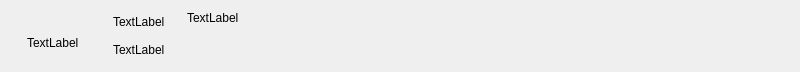
Before: the Qt Designer form src/libtomahawk/playlist/infobar/infobar.ui in tomahawk-player/tomahawk, drawn with Qt 5.
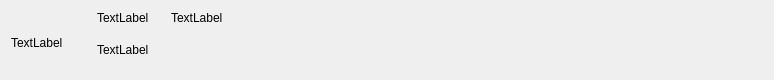
After: the same form once the commit is applied. Custom widgets are drawn as their Qt base class.

```diff
--- a/src/libtomahawk/playlist/infobar/infobar.ui
+++ b/src/libtomahawk/playlist/infobar/infobar.ui
@@ -6,8 +6,8 @@
    <rect>
     <x>0</x>
     <y>0</y>
-    <width>800</width>
-    <height>72</height>
+    <width>774</width>
+    <height>80</height>
    </rect>
   </property>
   <property name="sizePolicy">
@@ -25,23 +25,12 @@
   <property name="windowTitle">
    <string>InfoBar</string>
   </property>
-  <layout class="QHBoxLayout" name="horizontalLayout" stretch="0,0,0,1,0,99,0">
+  <layout class="QVBoxLayout" name="verticalLayout_3">
    <item>
-    <spacer name="horizontalSpacer_3">
-     <property name="orientation">
-      <enum>Qt::Horizontal</enum>
+    <layout class="QHBoxLayout" name="horizontalLayout">
+     <property name="sizeConstraint">
+      <enum>QLayout::SetDefaultConstraint</enum>
      </property>
-     <property name="sizeType">
-      <enum>QSizePolicy::Fixed</enum>
-     </property>
-     <property name="sizeHint" stdset="0">
-      <size>
-       <width>16</width>
-       <height>20</height>
-      </size>
-     </property>
-    </spacer>
-   </item>
    <item>
     <widget class="QLabel" name="imageLabel">
      <property name="minimumSize">
@@ -74,7 +63,7 @@
    <item>
     <layout class="QVBoxLayout" name="verticalLayout">
      <property name="sizeConstraint">
-      <enum>QLayout::SetMinimumSize</enum>
+        <enum>QLayout::SetDefaultConstraint</enum>
      </property>
      <item>
       <widget class="ElidedLabel" name="captionLabel">
@@ -87,6 +76,9 @@
        <property name="text">
         <string>TextLabel</string>
        </property>
+         <property name="alignment">
+          <set>Qt::AlignLeading|Qt::AlignLeft|Qt::AlignTop</set>
+         </property>
       </widget>
      </item>
      <item>
@@ -100,6 +92,9 @@
        <property name="text">
         <string>TextLabel</string>
        </property>
+         <property name="alignment">
+          <set>Qt::AlignLeading|Qt::AlignLeft|Qt::AlignTop</set>
+         </property>
       </widget>
      </item>
     </layout>
@@ -171,21 +166,7 @@
      </item>
     </layout>
    </item>
-   <item>
-    <spacer name="horizontalSpacer_2">
-     <property name="orientation">
-      <enum>Qt::Horizontal</enum>
-     </property>
-     <property name="sizeType">
-      <enum>QSizePolicy::Fixed</enum>
-     </property>
-     <property name="sizeHint" stdset="0">
-      <size>
-       <width>16</width>
-       <height>20</height>
-      </size>
-     </property>
-    </spacer>
+    </layout>
    </item>
   </layout>
  </widget>
```
Lines whose indentation alone changed are shown as unchanged.
